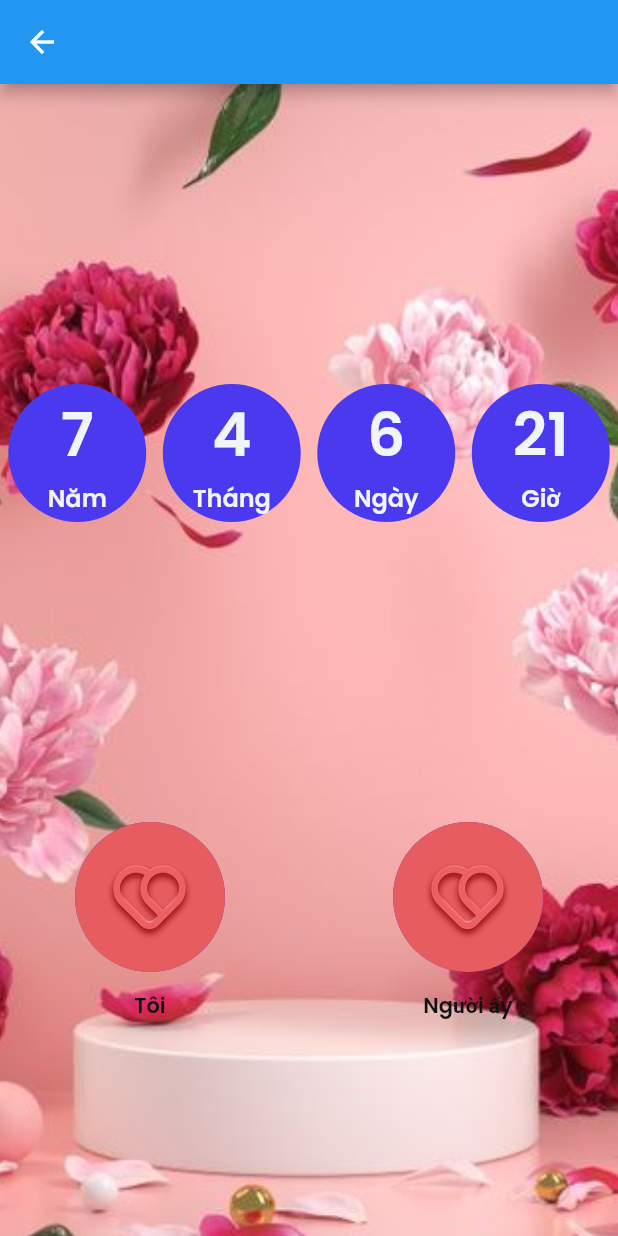
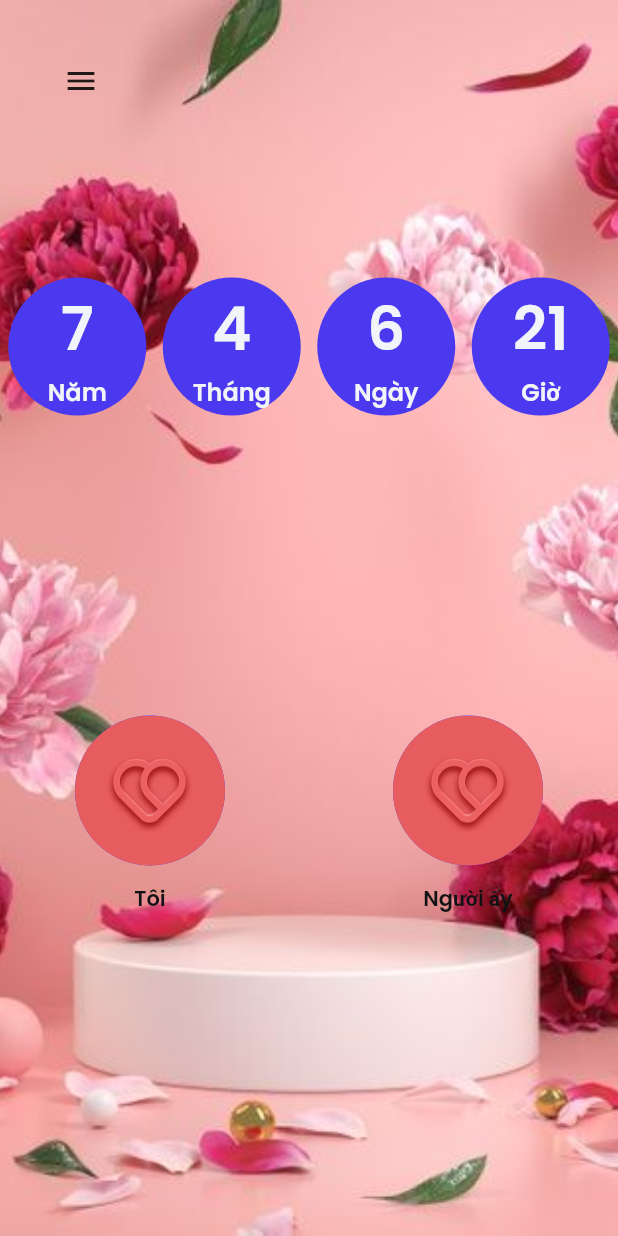
Before and after one commit to rickynguyenc/lovestore, a Flutter app: the HomePage screen opened by its route, on a phone screen of 412 x 824 dp. Run offline on Flutter 3.47's test engine with Material 2 defaults, Android fonts, the phone set to English and light mode, and no system bars; our stand-ins replace auto_route, auto_size_text, firebase_auth, firebase_core, font_awesome_flutter, from_css_color and 6 more; missing offline and left inert: json_path; accounts and stored records are empty.

Commit message:
sủa trang home va login

```diff
--- a/lib/ui/pages/home/home_page.dart
+++ b/lib/ui/pages/home/home_page.dart
@@ -1,78 +1,27 @@
 import 'package:auto_route/auto_route.dart';
 import 'package:flutter/material.dart';
+import 'package:hooks_riverpod/hooks_riverpod.dart';
+import 'package:love_store/data/provider/auto_route_provider.dart';
 import 'package:love_store/ui/route/app_router.dart';
+import '../../../data/provider/authentiaction_provider.dart';
 import '../../../flutter_flow/flutter_flow_model.dart';
 import '../../../flutter_flow/flutter_flow_theme.dart';
 import '../../../flutter_flow/flutter_flow_widgets.dart';
 import 'home_page_model.dart';
 
-class HomePage extends StatefulWidget {
-  const HomePage({Key? key}) : super(key: key);
-
-  @override
-  _HomePageState createState() => _HomePageState();
-}
-
-class _HomePageState extends State<HomePage> {
-  late HomePageModel _model;
-
+class HomePage extends HookConsumerWidget {
   final scaffoldKey = GlobalKey<ScaffoldState>();
   final _unfocusNode = FocusNode();
-
   @override
-  void initState() {
-    super.initState();
-    _model = createModel(context, () => HomePageModel());
-  }
-
-  @override
-  void dispose() {
-    _model.dispose();
-
-    _unfocusNode.dispose();
-    super.dispose();
-  }
-
-  @override
-  Widget build(BuildContext context) {
+  Widget build(BuildContext context, WidgetRef ref) {
+    final tokenNotifi = ref.read(tokenProvider);
+    final useRouter = ref.read(appRouterProvider);
+    HomePageModel _model = createModel(context, () => HomePageModel());
     return Scaffold(
         key: scaffoldKey,
         backgroundColor: FlutterFlowTheme.of(context).primaryBackground,
-      appBar: AppBar(actions: [
-        Padding(
-          padding: EdgeInsetsDirectional.fromSTEB(20, 20, 0, 0),
+        body: SafeArea(
           child: Container(
-            decoration: BoxDecoration(),
-            child: FFButtonWidget(
-              onPressed: () {
-                print('Button pressed ...');
-              },
-              text: '',
-              icon: Icon(
-                Icons.menu,
-                color: FlutterFlowTheme.of(context).primaryBackground,
-                size: 20,
-              ),
-              options: FFButtonOptions(
-                width: 0,
-                color: Colors.transparent,
-                textStyle: FlutterFlowTheme.of(context).subtitle2.override(
-                      fontFamily: 'Poppins',
-                      color: Colors.white,
-                    ),
-                borderRadius: BorderRadius.circular(8),
-              ),
-            ),
-          ),
-        ),
-      ]),
-      body: SafeArea(
-        child: GestureDetector(
-          onTap: () => FocusScope.of(context).requestFocus(_unfocusNode),
-          child: Column(
-            mainAxisSize: MainAxisSize.max,
-            children: [
-              Container(
             width: MediaQuery.of(context).size.width,
             height: MediaQuery.of(context).size.height * 1,
             decoration: BoxDecoration(
@@ -84,30 +33,36 @@ class _HomePageState extends State<HomePage> {
                 ).image,
               ),
             ),
-                child: Column(
-                  mainAxisSize: MainAxisSize.max,
-                  crossAxisAlignment: CrossAxisAlignment.start,
+            child: Stack(children: [
+              Positioned(
+                  top: 30,
+                  left: 30,
+                  child: IconButton(
+                      onPressed: () {
+                        tokenNotifi.logout();
+                        useRouter.popUntilRoot();
+                        useRouter.replace(const LoginRoute());
+                      },
+                      icon: const Icon(Icons.menu))),
+              Column(
+                mainAxisAlignment: MainAxisAlignment.center,
                 children: [
-                    Padding(
-                      padding: EdgeInsetsDirectional.fromSTEB(0, 200, 0, 0),
-                      child: Row(
+                  Row(
                     mainAxisSize: MainAxisSize.max,
                     mainAxisAlignment: MainAxisAlignment.center,
                     children: [
                       Expanded(
                         child: Container(
                           decoration: BoxDecoration(
-                                color:
-                                    FlutterFlowTheme.of(context).primaryColor,
+                            color: FlutterFlowTheme.of(context).primaryColor,
                             shape: BoxShape.circle,
                           ),
                           child: ListTile(
                             title: Text(
                               '7',
                               textAlign: TextAlign.center,
-                                  style: FlutterFlowTheme.of(context)
-                                      .title3
-                                      .override(
+                              style:
+                                  FlutterFlowTheme.of(context).title3.override(
                                         fontFamily: 'Poppins',
                                         color: FlutterFlowTheme.of(context)
                                             .primaryBackground,
@@ -133,17 +88,15 @@ class _HomePageState extends State<HomePage> {
                       Expanded(
                         child: Container(
                           decoration: BoxDecoration(
-                                color:
-                                    FlutterFlowTheme.of(context).primaryColor,
+                            color: FlutterFlowTheme.of(context).primaryColor,
                             shape: BoxShape.circle,
                           ),
                           child: ListTile(
                             title: Text(
                               '4',
                               textAlign: TextAlign.center,
-                                  style: FlutterFlowTheme.of(context)
-                                      .title3
-                                      .override(
+                              style:
+                                  FlutterFlowTheme.of(context).title3.override(
                                         fontFamily: 'Poppins',
                                         color: FlutterFlowTheme.of(context)
                                             .primaryBackground,
@@ -169,17 +122,15 @@ class _HomePageState extends State<HomePage> {
                       Expanded(
                         child: Container(
                           decoration: BoxDecoration(
-                                color:
-                                    FlutterFlowTheme.of(context).primaryColor,
+                            color: FlutterFlowTheme.of(context).primaryColor,
                             shape: BoxShape.circle,
                           ),
                           child: ListTile(
                             title: Text(
                               '6',
                               textAlign: TextAlign.center,
-                                  style: FlutterFlowTheme.of(context)
-                                      .title3
-                                      .override(
+                              style:
+                                  FlutterFlowTheme.of(context).title3.override(
                                         fontFamily: 'Poppins',
                                         color: FlutterFlowTheme.of(context)
                                             .primaryBackground,
@@ -205,17 +156,15 @@ class _HomePageState extends State<HomePage> {
                       Expanded(
                         child: Container(
                           decoration: BoxDecoration(
-                                color:
-                                    FlutterFlowTheme.of(context).primaryColor,
+                            color: FlutterFlowTheme.of(context).primaryColor,
                             shape: BoxShape.circle,
                           ),
                           child: ListTile(
                             title: Text(
                               '21',
                               textAlign: TextAlign.center,
-                                  style: FlutterFlowTheme.of(context)
-                                      .title3
-                                      .override(
+                              style:
+                                  FlutterFlowTheme.of(context).title3.override(
                                         fontFamily: 'Poppins',
                                         color: FlutterFlowTheme.of(context)
                                             .primaryBackground,
@@ -239,7 +188,6 @@ class _HomePageState extends State<HomePage> {
                         ),
                       ),
                     ],
-                      ),
                   ),
                   Padding(
                     padding: EdgeInsetsDirectional.fromSTEB(50, 200, 50, 0),
@@ -313,12 +261,9 @@ class _HomePageState extends State<HomePage> {
                     ),
                   ),
                 ],
+              )
+            ]),
           ),
-              ),
-            ],
-          ),
-        ),
-      ),
-    );
+        ));
   }
 }
```
Also changed, not shown: lib/data/provider/authentiaction_provider.dart (+10 -0 lines), lib/ui/pages/authentication/login_page.dart (+81 -111 lines), lib/ui/route/app_router.gr.dart. Lines whose indentation alone changed are shown as unchanged.
